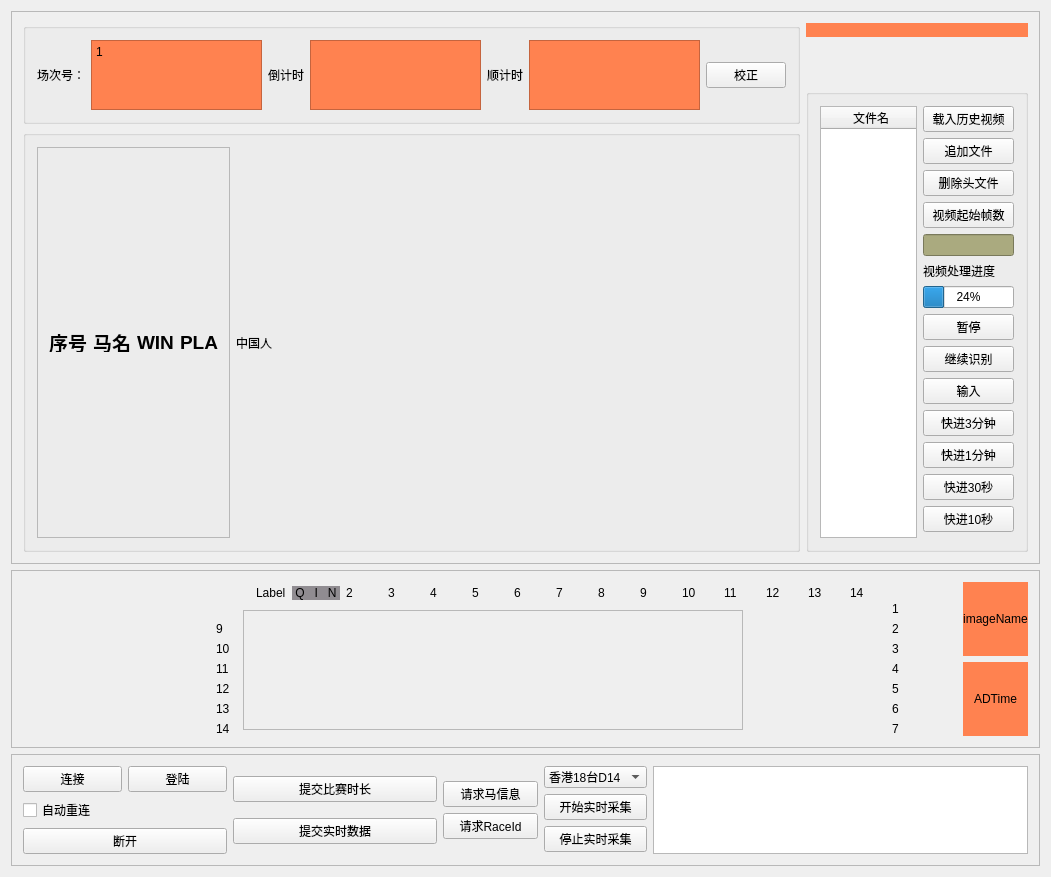
ThePowerOfSwift/OCR_LIVE_HISTORY, file OCRProject/Ui/OcrControl.ui: the form before one commit.
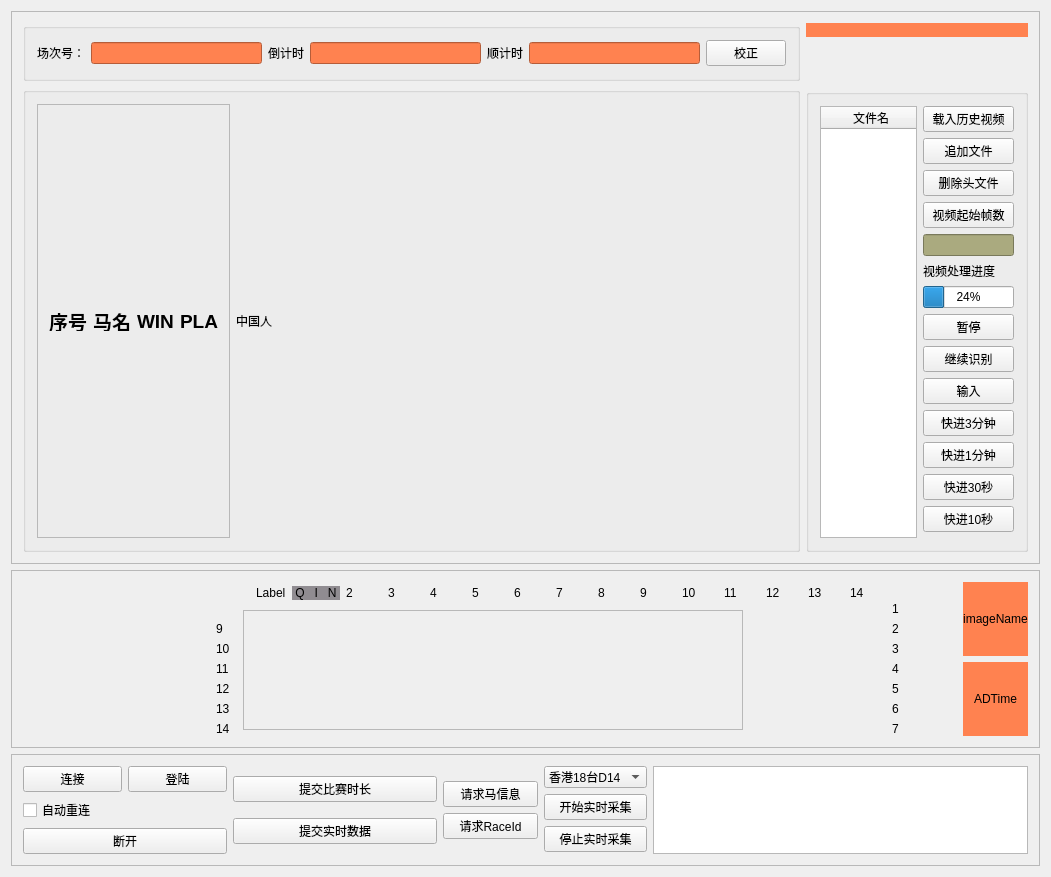
The form after the commit.

Commit message: 增加了 ui 修正数据 功能，另外，手动校正场次号功能

The edit to the form file:
```diff
--- a/OCRProject/Ui/OcrControl.ui
+++ b/OCRProject/Ui/OcrControl.ui
@@ -52,17 +52,10 @@
                       </widget>
                      </item>
                      <item>
-                      <widget class="QTextEdit" name="sessionTextEdit">
+                      <widget class="QLineEdit" name="sessionLineEdit">
                        <property name="styleSheet">
                         <string notr="true">background-color: rgb(255, 130, 80);</string>
                        </property>
-                       <property name="html">
-                        <string>&lt;!DOCTYPE HTML PUBLIC &quot;-//W3C//DTD HTML 4.0//EN&quot; &quot;http://www.w3.org/TR/REC-html40/strict.dtd&quot;&gt;
-&lt;html&gt;&lt;head&gt;&lt;meta name=&quot;qrichtext&quot; content=&quot;1&quot; /&gt;&lt;style type=&quot;text/css&quot;&gt;
-p, li { white-space: pre-wrap; }
-&lt;/style&gt;&lt;/head&gt;&lt;body style=&quot; font-family:'SimSun'; font-size:9pt; font-weight:400; font-style:normal;&quot;&gt;
-&lt;p style=&quot; margin-top:0px; margin-bottom:0px; margin-left:0px; margin-right:0px; -qt-block-indent:0; text-indent:0px;&quot;&gt;1&lt;/p&gt;&lt;/body&gt;&lt;/html&gt;</string>
-                       </property>
                       </widget>
                      </item>
                      <item>
@@ -73,7 +66,7 @@
                       </widget>
                      </item>
                      <item>
-                      <widget class="QTextEdit" name="raceTimeTextEdit">
+                      <widget class="QLineEdit" name="raceTimeLineEdit">
                        <property name="styleSheet">
                         <string notr="true">background-color: rgb(255, 130, 80);</string>
                        </property>
@@ -87,7 +80,7 @@
                       </widget>
                      </item>
                      <item>
-                      <widget class="QTextEdit" name="CountRaceTimeTextEdit">
+                      <widget class="QLineEdit" name="CountRaceTimeLineEdit">
                        <property name="styleSheet">
                         <string notr="true">background-color: rgb(255, 130, 80);</string>
                        </property>
```
Left out of the diff: 4 changed lines with no effect on the pictures. The commit also changes 6 other files.
